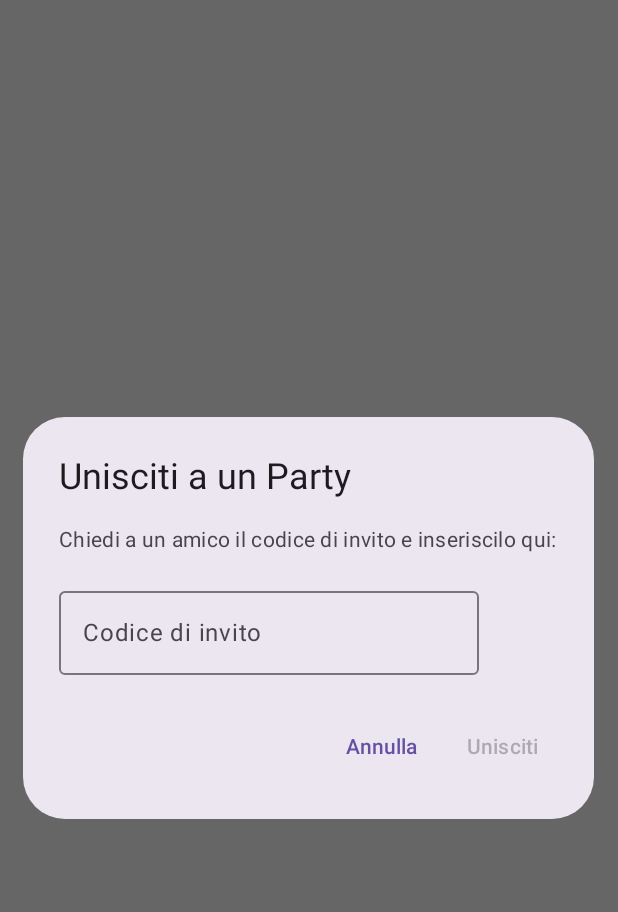
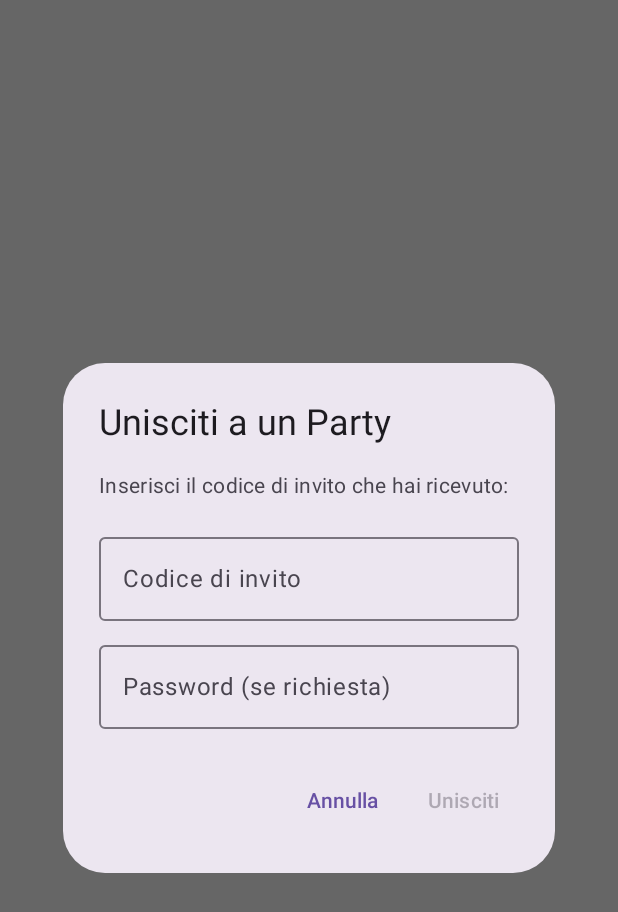
Before and after one commit to FabboCassa/StepCounter, an Android app built with Jetpack Compose: the @Preview function JoinPartyDialogPreview, on a phone screen of 412 x 824 dp. Shown: the top 912 px of the screen. Run offline under Robolectric (Android 15) with nearby library versions, the phone set to English and light mode, and no system bars.

```diff
--- a/app/src/main/java/com/app/stepcounter/MainActivity.kt
+++ b/app/src/main/java/com/app/stepcounter/MainActivity.kt
@@ -130,7 +130,7 @@ class MainActivity : ComponentActivity() {
                                 onCreatePartyClick = { partyName, password ->
                                     partyViewModel.createParty(partyName, password)
                                 },
-                                onJoinPartyClick = { code -> partyViewModel.joinPartyWithCode(code) },
+                                onJoinPartyClick = { code, pwd -> partyViewModel.joinPartyWithCode(code, pwd) },
                                 onPartyClick = { party -> navController.navigate("party_detail/${party.id}") },
                                 onDeleteParty = { partyId -> partyViewModel.deleteParty(partyId) }
                             )
--- a/app/src/main/java/com/app/stepcounter/presentation/ui/components/JoinPartyDialog.kt
+++ b/app/src/main/java/com/app/stepcounter/presentation/ui/components/JoinPartyDialog.kt
@@ -19,16 +19,17 @@ import androidx.compose.ui.unit.dp
 @Composable
 fun JoinPartyDialog(
     onDismiss: () -> Unit,
-    onConfirm: (String) -> Unit
+    onConfirm: (String, String) -> Unit
 ) {
     var inviteCode by remember { mutableStateOf("") }
+    var password by remember { mutableStateOf("") }
 
     AlertDialog(
         onDismissRequest = onDismiss,
         title = { Text("Unisciti a un Party") },
         text = {
             Column {
-                Text("Chiedi a un amico il codice di invito e inseriscilo qui:")
+                Text("Inserisci il codice di invito che hai ricevuto:")
                 Spacer(modifier = Modifier.height(16.dp))
                 OutlinedTextField(
                     value = inviteCode,
@@ -36,11 +37,18 @@ fun JoinPartyDialog(
                     label = { Text("Codice di invito") },
                     singleLine = true
                 )
+                Spacer(modifier = Modifier.height(8.dp))
+                OutlinedTextField(
+                    value = password,
+                    onValueChange = { password = it },
+                    label = { Text("Password (se richiesta)") },
+                    singleLine = true
+                )
             }
         },
         confirmButton = {
             TextButton(
-                onClick = { onConfirm(inviteCode) },
+                onClick = { onConfirm(inviteCode.trim(), password) },
                 enabled = inviteCode.isNotBlank()
             ) {
                 Text("Unisciti")
@@ -59,6 +67,6 @@ fun JoinPartyDialog(
 fun JoinPartyDialogPreview() {
     JoinPartyDialog(
         onDismiss = {},
-        onConfirm = {}
+        onConfirm = { _, _ -> }
     )
 }
--- a/app/src/main/java/com/app/stepcounter/presentation/viewmodel/PartyViewModel.kt
+++ b/app/src/main/java/com/app/stepcounter/presentation/viewmodel/PartyViewModel.kt
@@ -71,7 +71,7 @@ class PartyViewModel(
         _uiState.value = _uiState.value.copy(errorMessage = null)
     }
 
-    fun joinPartyWithCode(code: String) {
+    fun joinPartyWithCode(code: String, password: String) {
         UserPreferences.getUser()?.let { user ->
             val userParticipant = Participant(userId = user.id, name = user.name)
             val message = """
@@ -79,7 +79,8 @@ class PartyViewModel(
               "action": "join_party_with_code",
               "payload": {
                 "inviteCode": "$code",
-                "user": ${Json.encodeToString(userParticipant)}
+                "user": ${Json.encodeToString(userParticipant)},
+                "password": "$password"
               }
             }
         """.trimIndent()
```
Also changed, not shown: app/src/main/java/com/app/stepcounter/presentation/ui/home/PartyDetailScreen.kt (+19 -0 lines), app/src/main/java/com/app/stepcounter/presentation/ui/home/StepPartyListScreen.kt (+5 -5 lines).
